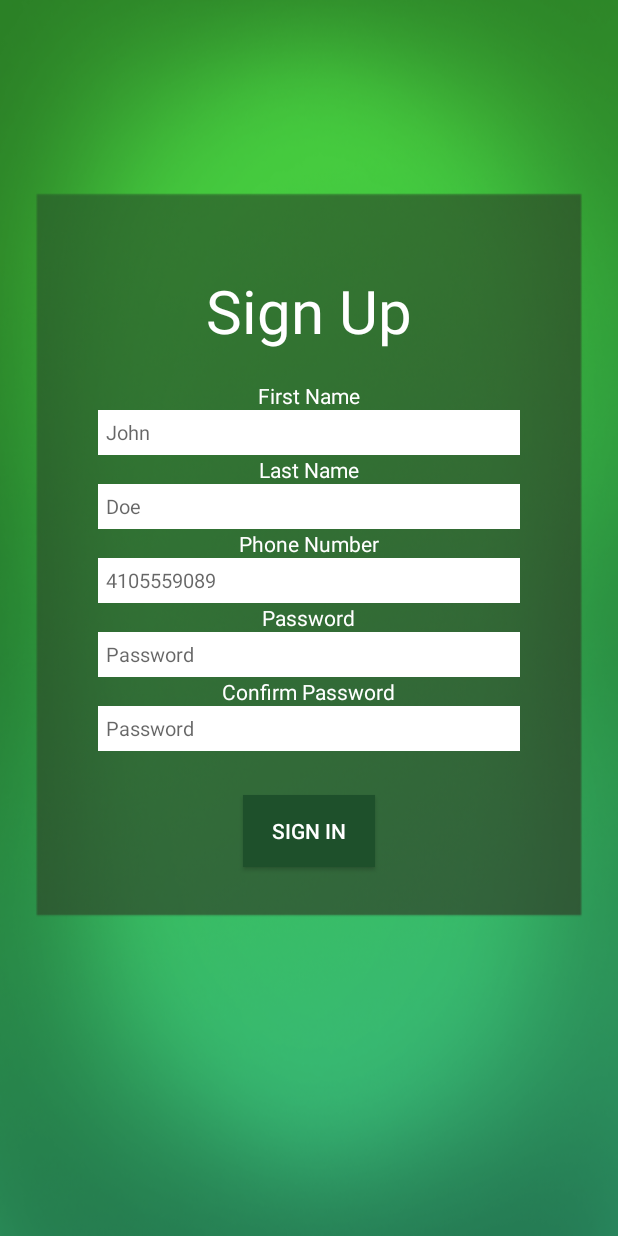
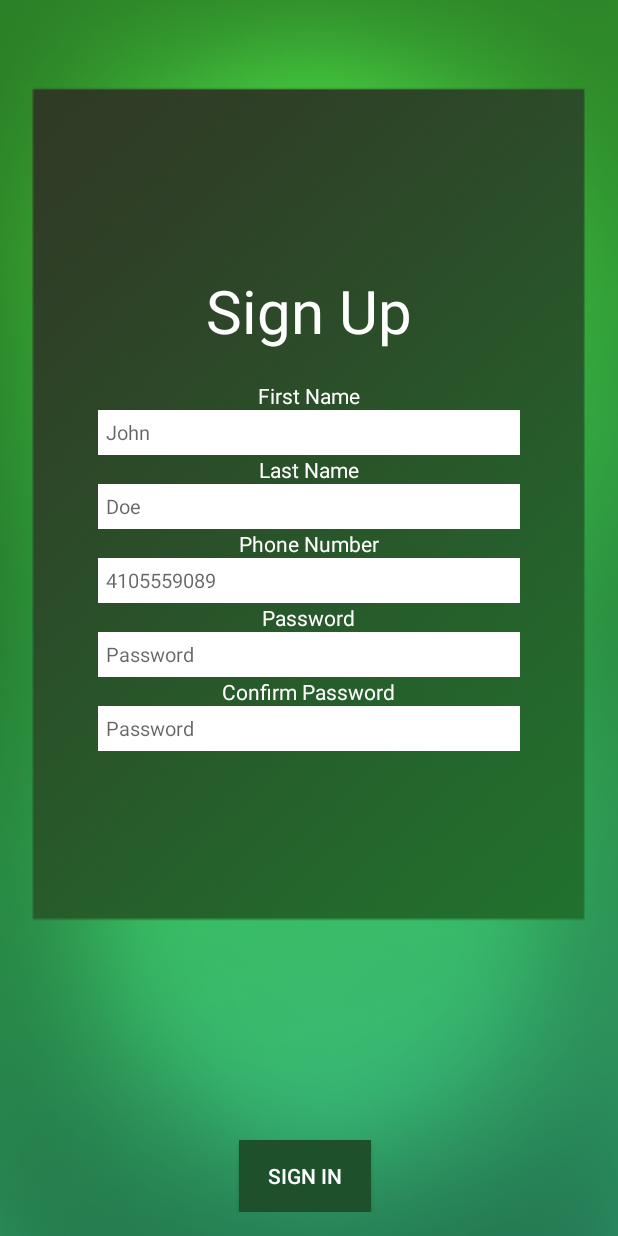
Before and after one commit to rbushko/bnkr, an Android app: the SignUpActivity screen opened directly, with no data from a screen before it, on a phone screen of 412 x 824 dp. Run offline under Robolectric (Android 15) with nearby library versions, the phone set to English and light mode, and no system bars; libraries missing offline, so code that uses them is left out: retrofit.converter; 1 statement that could not run was skipped.

Commit message:
fix sign up screen

```diff
--- a/app/src/main/res/layout/activity_sign_up.xml
+++ b/app/src/main/res/layout/activity_sign_up.xml
@@ -8,7 +8,7 @@
     android:paddingRight="@dimen/activity_horizontal_margin"
     android:paddingTop="@dimen/activity_vertical_margin"
     tools:context="com.teamsh.bnkr.SignUpActivity"
-    android:background="@drawable/backgroundcolorthree">
+    android:background="@drawable/backgroundcolortwo">
 
     <EditText
         android:layout_width="281dp"
@@ -139,9 +139,9 @@
         android:background="#1e502b"
         android:textColor="#ffffff"
         android:layout_gravity="center_horizontal|top"
-        android:layout_marginTop="29dp"
-        android:layout_below="@+id/confirmPasswordText"
-        android:layout_centerHorizontal="true" />
+        android:layout_alignParentBottom="true"
+        android:layout_alignLeft="@+id/phoneNum"
+        android:layout_alignStart="@+id/phoneNum" />
 
     <TextView
         android:layout_width="wrap_content"
```
Also changed, not shown: app/src/main/res/drawable-xhdpi/backgroundcolorthree.png (deleted), app/src/main/res/drawable-xhdpi/backgroundcolortwo.png.
